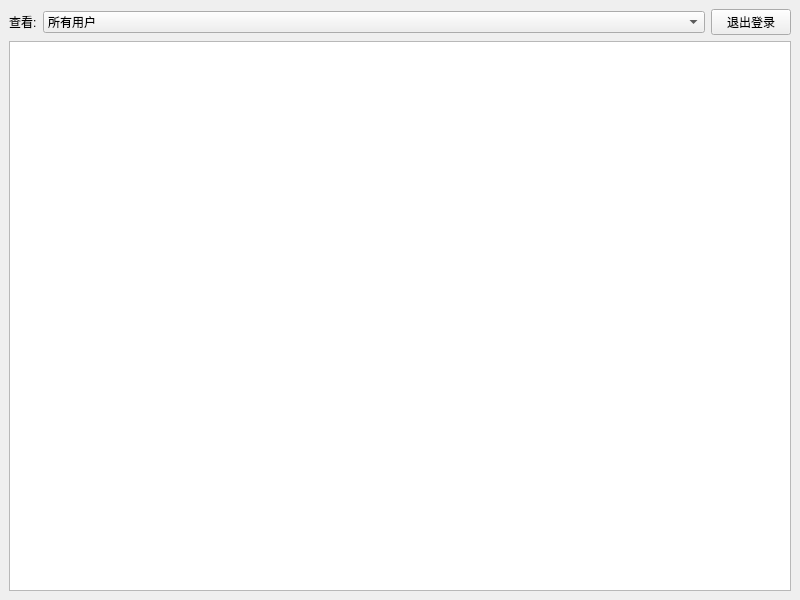
First picture: the form in code/backend/backend.ui, repository laonuo2004/cpp-qt-medical-system, before the edit.
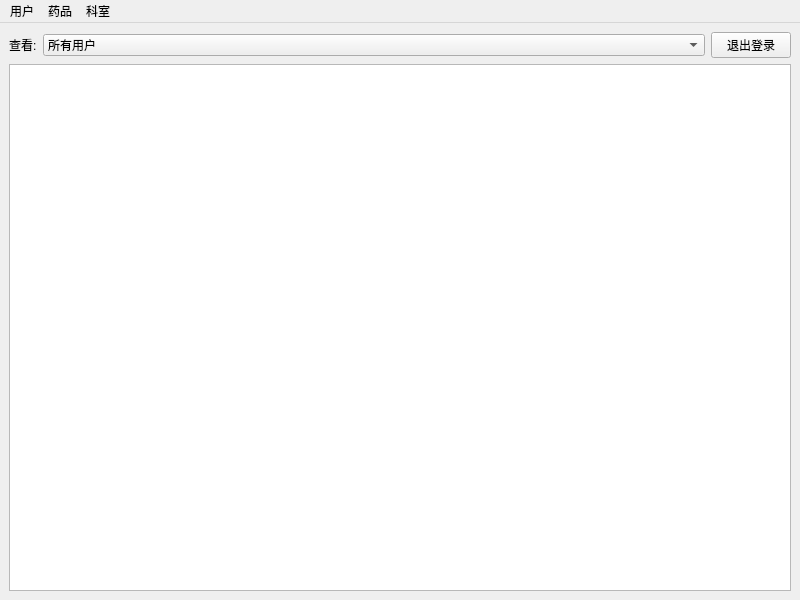
Second picture: the form after the edit.

Patch:
```diff
--- a/code/backend/backend.ui
+++ b/code/backend/backend.ui
@@ -72,6 +72,29 @@
      <height>28</height>
     </rect>
    </property>
+   <widget class="QMenu" name="user">
+    <property name="title">
+     <string>用户</string>
+    </property>
+    <addaction name="addAdminAction"/>
+    <addaction name="addDoctorAction"/>
+    <addaction name="addPatientAction"/>
+   </widget>
+   <widget class="QMenu" name="drug">
+    <property name="title">
+     <string>药品</string>
+    </property>
+    <addaction name="addDrug"/>
+   </widget>
+   <widget class="QMenu" name="department">
+    <property name="title">
+     <string>科室</string>
+    </property>
+    <addaction name="addDepartment"/>
+   </widget>
+   <addaction name="user"/>
+   <addaction name="drug"/>
+   <addaction name="department"/>
   </widget>
  </widget>
  <resources/>
```
Left out of the diff: 30 changed lines with no effect on the pictures.
